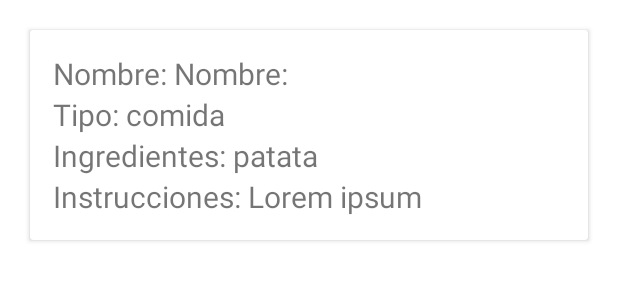
After one commit to kpolish1dam1b/Recetario, an Android app: the layout item.xml on its own in the app's theme, with its tools: preview values and no code run, on a phone screen of 412 x 824 dp. The commit adds this screen. Shown: the top 300 px of the screen. Run offline under Robolectric (Android 15) with nearby library versions, the phone set to English and light mode, and no system bars.

Commit message:
Añadido recycler view de recetas y conexion a firestore

```diff
--- a/app/build.gradle.kts
+++ b/app/build.gradle.kts
@@ -45,6 +45,7 @@ dependencies {
     implementation("androidx.constraintlayout:constraintlayout:2.2.0")
     implementation("androidx.navigation:navigation-fragment-ktx:2.8.5")
     implementation("androidx.navigation:navigation-ui-ktx:2.8.5")
+    implementation("com.google.firebase:firebase-firestore:25.1.1")
     testImplementation("junit:junit:4.13.2")
     androidTestImplementation("androidx.test.ext:junit:1.2.1")
     androidTestImplementation("androidx.test.espresso:espresso-core:3.6.1")
@@ -52,5 +53,5 @@ dependencies {
     implementation(platform("com.google.firebase:firebase-bom:33.7.0"))
     implementation("com.google.firebase:firebase-auth")
     implementation("com.google.firebase:firebase-analytics")
-    implementation("com.google.firebase:firebase-database")
+
 }
--- /dev/null
+++ b/app/src/main/java/com/example/recetariotfg/Recipe.kt
@@ -0,0 +1,3 @@
+package com.example.recetariotfg
+
+data class Recipe(var name : String ?= null, var type : String ?= null, var ingred : String ?= null, var instructions : String ?= null)
--- a/app/src/main/java/com/example/recetariotfg/fragments/SignUpFragment.kt
+++ b/app/src/main/java/com/example/recetariotfg/fragments/SignUpFragment.kt
@@ -16,8 +16,6 @@ import com.google.firebase.Firebase
 import com.google.firebase.analytics.FirebaseAnalytics
 import com.google.firebase.auth.FirebaseAuth
 import com.google.firebase.auth.auth
-import com.google.firebase.database.DatabaseReference
-import com.google.firebase.database.database
 
 class SignUpFragment : Fragment() {
     override fun onCreateView(
--- /dev/null
+++ b/app/src/main/res/layout/item.xml
@@ -0,0 +1,88 @@
+<?xml version="1.0" encoding="utf-8"?>
+<androidx.cardview.widget.CardView xmlns:android="http://schemas.android.com/apk/res/android"
+    android:layout_width="match_parent"
+    android:layout_height="wrap_content"
+    style="@style/Theme.AppCompat.Light.NoActionBar"
+    android:layout_margin="20sp">
+
+    <LinearLayout
+        android:layout_width="wrap_content"
+        android:layout_height="wrap_content"
+        android:orientation="vertical"
+        android:layout_margin="15sp">
+
+        <LinearLayout
+            android:layout_width="wrap_content"
+            android:layout_height="wrap_content"
+            android:orientation="horizontal">
+
+            <TextView
+                android:layout_width="wrap_content"
+                android:layout_height="wrap_content"
+                android:text="Nombre: "
+                android:textSize="20sp"/>
+
+            <TextView
+                android:id="@+id/tvName"
+                android:layout_width="wrap_content"
+                android:layout_height="wrap_content"
+                android:text="Nombre: "
+                android:textSize="20sp"/>
+        </LinearLayout>
+        <LinearLayout
+            android:layout_width="wrap_content"
+            android:layout_height="wrap_content"
+            android:orientation="horizontal">
+            <TextView
+                android:layout_width="wrap_content"
+                android:layout_height="wrap_content"
+                android:text="Tipo: "
+                android:textSize="20sp"/>
+
+            <TextView
+                android:id="@+id/tvType"
+                android:layout_width="wrap_content"
+                android:layout_height="wrap_content"
+                android:text="comida "
+                android:textSize="20sp"/>
+        </LinearLayout>
+        <LinearLayout
+            android:layout_width="wrap_content"
+            android:layout_height="wrap_content"
+            android:orientation="horizontal">
+            <TextView
+                android:layout_width="wrap_content"
+                android:layout_height="wrap_content"
+                android:text="Ingredientes: "
+                android:textSize="20sp"/>
+
+            <TextView
+                android:id="@+id/tvIngredients"
+                android:layout_width="wrap_content"
+                android:layout_height="wrap_content"
+                android:text="patata "
+                android:textSize="20sp"/>
+        </LinearLayout>
+        <LinearLayout
+            android:layout_width="wrap_content"
+            android:layout_height="wrap_content"
+            android:orientation="horizontal">
+
+            <TextView
+                android:layout_width="wrap_content"
+                android:layout_height="wrap_content"
+                android:text="Instrucciones: "
+                android:textSize="20sp"/>
+
+            <TextView
+                android:id="@+id/tvInstructions"
+                android:layout_width="wrap_content"
+                android:layout_height="wrap_content"
+                android:text="Lorem ipsum "
+                android:textSize="20sp"/>
+
+        </LinearLayout>
+
+    </LinearLayout>
+
+</androidx.cardview.widget.CardView>
--- a/build.gradle.kts
+++ b/build.gradle.kts
@@ -1,3 +1,8 @@
+buildscript {
+    dependencies {
+        classpath("com.google.gms:google-services:4.4.2")
+    }
+}
 // Top-level build file where you can add configuration options common to all sub-projects/modules.
 plugins {
     id("com.android.application") version "8.1.4" apply false
```
Also changed, not shown: app/src/main/java/com/example/recetariotfg/MainActivity.kt (+0 -21 lines), app/src/main/java/com/example/recetariotfg/RVAdapter.kt (added, +35 -0 lines), app/src/main/java/com/example/recetariotfg/fragments/NewRecipeFragment.kt (+10 -2 lines), app/src/main/java/com/example/recetariotfg/fragments/RecipeFragment.kt (+54 -4 lines), app/src/main/res/layout/fragment_recipe.xml (+4 -6 lines), app/src/main/res/navigation/main_graph.xml (+1 -6 lines).
